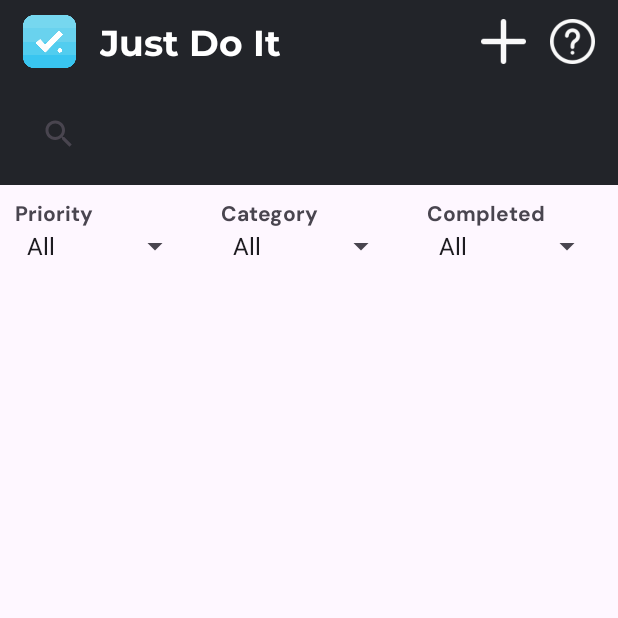
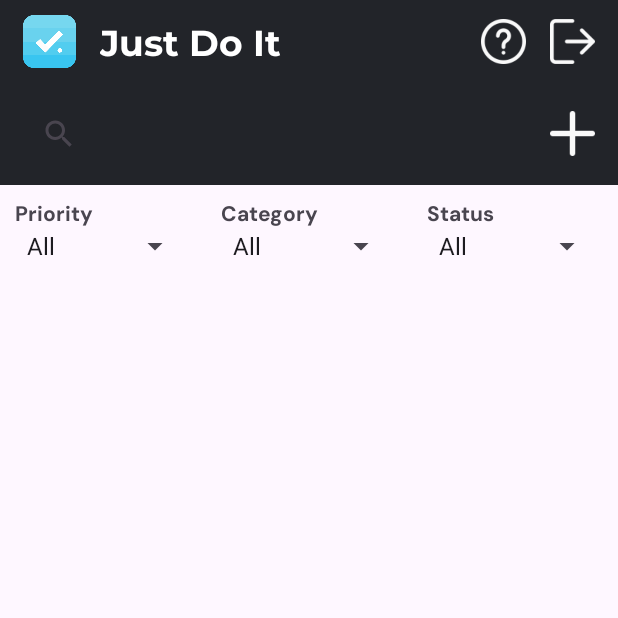
Before and after one commit to Zen-99/Task-Manager, an Android app: the homeFragment screen opened through its navigation route, on a phone screen of 412 x 824 dp, the top half of it. Run offline under Robolectric (Android 15) with nearby library versions, the phone set to English and light mode, and no system bars; our stand-ins replace Firebase (no records; nobody signed in at launch, a user with empty details on screens opened directly).

Commit message:
Adding logoutIcon

```diff
--- a/app/src/main/res/layout/fragment_home.xml
+++ b/app/src/main/res/layout/fragment_home.xml
@@ -51,10 +51,10 @@
                 android:layout_weight="1" />
 
             <ImageView
-                android:id="@+id/addBtn"
+                android:id="@+id/faqBtn"
                 android:layout_width="30dp"
                 android:layout_height="30dp"
-                android:src="@drawable/plus"
+                android:src="@drawable/faq"
                 app:layout_constraintBottom_toBottomOf="parent"
                 app:layout_constraintEnd_toEndOf="parent"
                 app:layout_constraintHorizontal_bias="0.671"
@@ -63,11 +63,16 @@
                 app:layout_constraintVertical_bias="0.026" />
 
             <ImageView
-                android:id="@+id/faqBtn"
+
+                android:id="@+id/logoutBtn"
                 android:layout_width="30dp"
                 android:layout_height="30dp"
-                android:src="@drawable/faq"
+                android:src="@drawable/logout"
                 android:layout_marginStart="16dp"/>
+
+
+
+
         </LinearLayout>
 
         <!-- Search Row -->
@@ -76,15 +81,29 @@
             android:layout_height="wrap_content"
             android:orientation="horizontal"
             android:paddingHorizontal="15dp"
-            android:paddingVertical="10dp">
+            android:paddingVertical="10dp"
+            android:gravity="center_vertical">
             <androidx.appcompat.widget.SearchView
                 android:id="@+id/searchView"
-                android:layout_width="match_parent"
+                android:layout_width="0dp"
+                android:layout_weight="1"
                 android:layout_height="wrap_content"
                 android:hint="Search"
                 android:text="Search"
                 app:theme="@style/WhiteSearchViewStyle"/>
 
+            <ImageView
+                android:id="@+id/addBtn"
+                android:layout_width="30dp"
+                android:layout_height="30dp"
+                android:src="@drawable/plus"
+                android:layout_marginLeft="10dp"
+                app:layout_constraintBottom_toBottomOf="parent"
+                app:layout_constraintEnd_toEndOf="parent"
+                app:layout_constraintHorizontal_bias="0.671"
+                app:layout_constraintStart_toStartOf="parent"
+                app:layout_constraintTop_toTopOf="parent"
+                app:layout_constraintVertical_bias="0.026" />
         </LinearLayout>
 
     </LinearLayout>
@@ -116,6 +135,7 @@
                 android:layout_width="match_parent"
                 android:layout_height="wrap_content"
                 android:fontFamily="@font/dmsans_bold"
+                android:textSize="12dp"
                 android:entries="@array/priorityItemsHome" />
         </LinearLayout>
 
@@ -150,7 +170,7 @@
             android:paddingVertical="10sp">
             <TextView
                 android:id="@+id/textView4"
-                android:text="@string/completedText"
+                android:text="@string/statusText"
                 android:layout_width="match_parent"
                 android:layout_height="wrap_content"
                 android:theme="@style/InputLabel"/>
--- a/app/src/main/res/values/colors.xml
+++ b/app/src/main/res/values/colors.xml
@@ -12,9 +12,17 @@
 
     <color name="sub_black">#FF222429</color>
     <color name="sub_gray">#FF666666</color>
+    <color name="sub_lightgray">#FFE0E0E0</color>
+    <color name="sub_green">#FF39C3A1</color>
     <color name="sub_white">#FFF9F9F9</color>
     <color name="light_blue">#FFEFFCFF</color>
     <color name="main_blue">#FF39C5F0</color>
+
+    <color name="border_default">#FFD8D8D8</color>
+    <color name="card_default">#FFFFFFFF</color>
+    <color name="border_completed">#8812B45C</color>
+    <color name="card_completed">#FFDCF8F1</color>
+
 
     <!--status-->
     <color name="status_red">#FFF55C33</color>
--- a/app/src/main/res/values/strings.xml
+++ b/app/src/main/res/values/strings.xml
@@ -11,6 +11,7 @@
     <string name="imgUploadText">Upload Image</string>
     <string name="completeText">Complete</string>
     <string name="completedText">Completed</string>
+    <string name="statusText">Status</string>
     <string name="editText">Edit</string>
     <string name="deleteText">Delete</string>
 
```
Also changed, not shown: app/src/main/java/com/example/taskmanager/utils/TaskAdapter.kt (+22 -0 lines), app/src/main/res/layout/each_task_item.xml (+24 -1 lines), app/src/main/res/drawable/logout.png (added).
